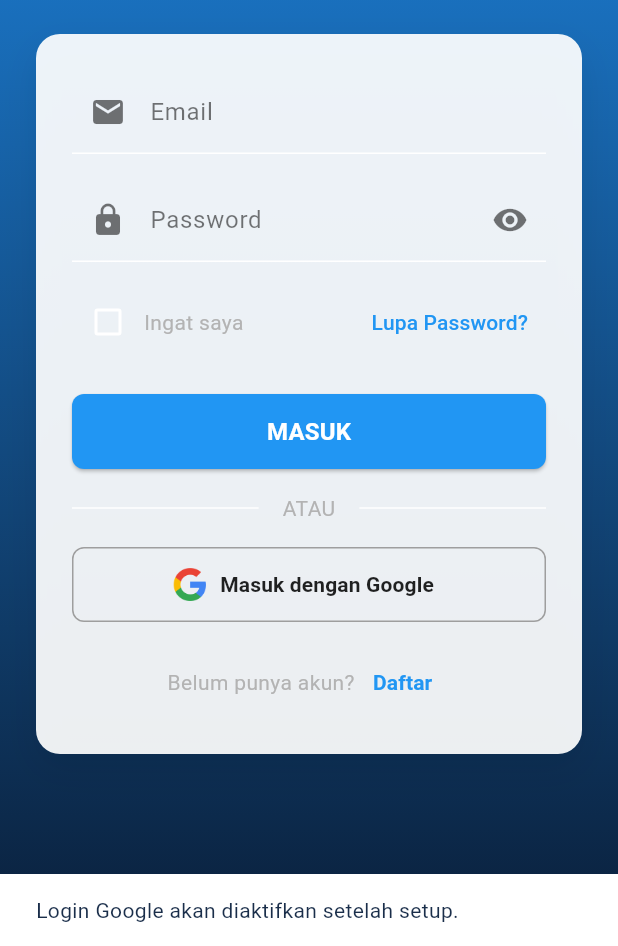
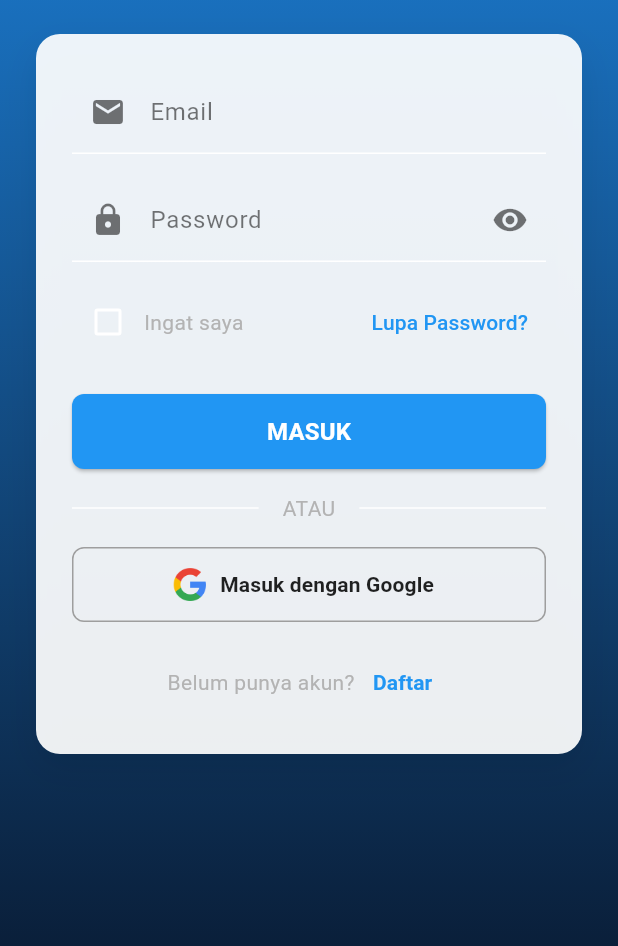
Before and after one commit to fahmiorim/radio_app, a Flutter app: the screen it shows after launch, after a tap on "Masuk dengan Google", on a phone screen of 412 x 824 dp, the part 290-1236 px from its top. Run offline on Flutter 3.47's test engine with Material 3 defaults, Android fonts, the phone set to English and light mode, and no system bars; our stand-ins replace cached_network_image, cookie_jar, dio, dio_cookie_manager, firebase_auth, firebase_core and 11 more; missing offline and left inert: audio_session, pusher_channels_flutter; accounts and stored records are empty; network calls fail.

Commit message:
Integrate Firebase and Google Sign-In

```diff
--- a/lib/main.dart
+++ b/lib/main.dart
@@ -3,6 +3,7 @@ import 'package:just_audio_background/just_audio_background.dart';
 import 'package:intl/date_symbol_data_local.dart';
 import 'package:flutter_dotenv/flutter_dotenv.dart';
 import 'package:provider/provider.dart';
+import 'package:firebase_core/firebase_core.dart';
 
 import 'config/app_theme.dart';
 import 'config/app_routes.dart';
@@ -20,6 +21,8 @@ import 'config/api_client.dart';
 
 Future<void> main() async {
   WidgetsFlutterBinding.ensureInitialized();
+
+  await Firebase.initializeApp();
 
   // Load environment variables
   await dotenv.load(fileName: '.env');
--- a/lib/screens/auth/login_screen.dart
+++ b/lib/screens/auth/login_screen.dart
@@ -1,6 +1,8 @@
 import 'package:flutter/material.dart';
 import 'package:flutter/services.dart';
 import 'package:provider/provider.dart';
+import 'package:google_sign_in/google_sign_in.dart';
+import 'package:firebase_auth/firebase_auth.dart';
 
 import 'package:radio_odan_app/config/app_routes.dart';
 import 'package:radio_odan_app/config/app_colors.dart';
@@ -70,11 +72,30 @@ class _LoginScreenState extends State<LoginScreen> {
 
   // Placeholder untuk Google Sign-In (akan diisi nanti)
   Future<void> _signInWithGoogle() async {
-    ScaffoldMessenger.of(context).showSnackBar(
-      const SnackBar(
-        content: Text('Login Google akan diaktifkan setelah setup.'),
-      ),
-    );
+    try {
+      final googleUser = await GoogleSignIn().signIn();
+      if (googleUser == null) return;
+      final googleAuth = await googleUser.authentication;
+      final credential = GoogleAuthProvider.credential(
+        accessToken: googleAuth.accessToken,
+        idToken: googleAuth.idToken,
+      );
+      final userCred =
+          await FirebaseAuth.instance.signInWithCredential(credential);
+      final user = userCred.user;
+      if (user != null) {
+        await context.read<AuthProvider>().loginWithFirebase(user);
+      }
+      if (!mounted) return;
+      Navigator.of(context).pushNamedAndRemoveUntil(
+        AppRoutes.bottomNav,
+        (_) => false,
+      );
+    } catch (e) {
+      ScaffoldMessenger.of(context).showSnackBar(
+        SnackBar(content: Text('Login Google gagal: $e')),
+      );
+    }
   }
 
   // Handle back button pada Android
```
Also changed, not shown: lib/providers/auth_provider.dart (+25 -0 lines), 4 other files.
